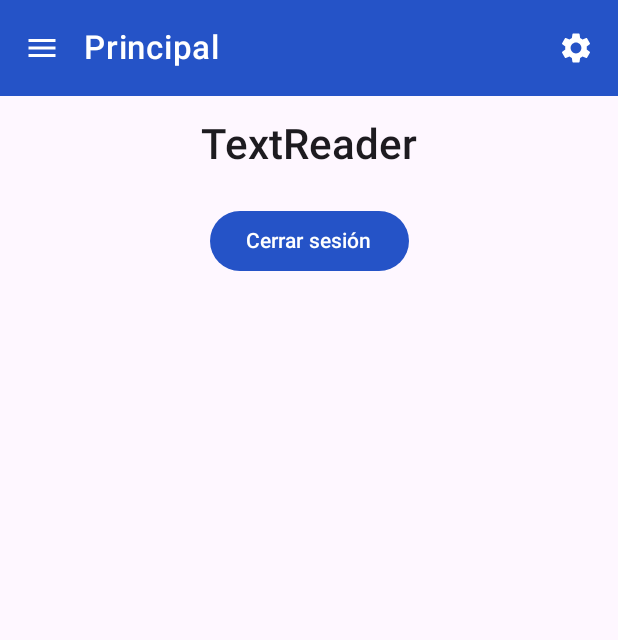
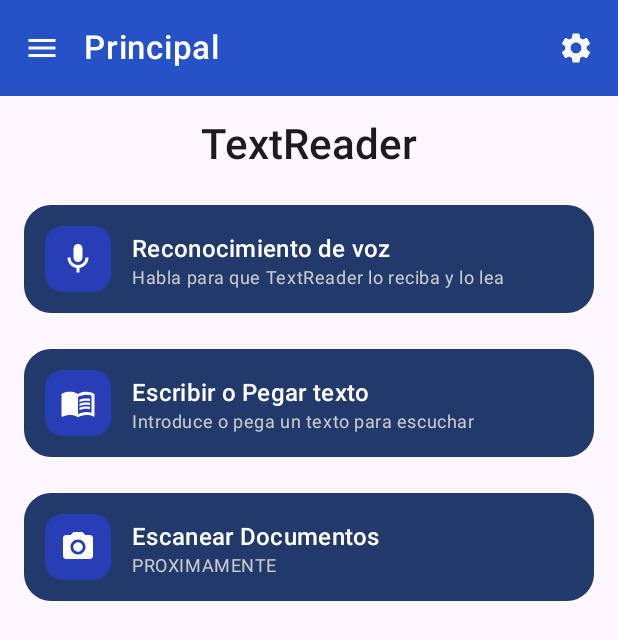
Before and after one commit to kurtGC12/Mi-app, an Android app built with Jetpack Compose: the HomeApp screen opened through its navigation route, on a phone screen of 412 x 824 dp. Shown: the top 640 px of the screen. Run offline under Robolectric (Android 15) with nearby library versions, the phone set to English and light mode, and no system bars.

Commit message:
Sumativa 3

```diff
--- a/app/build.gradle.kts
+++ b/app/build.gradle.kts
@@ -66,7 +66,11 @@
     implementation("androidx.room:room-runtime:2.4.0")
     implementation("androidx.room:room-ktx:2.4.0")
     kapt("androidx.room:room-compiler:2.4.0")
+    testImplementation("junit:junit:4.13.2")
     testImplementation(libs.junit)
+    testImplementation("org.mockito:mockito-core:5.12.0")
+    testImplementation("org.mockito:mockito-inline:5.2.0")
+    implementation("androidx.compose.material:material-icons-extended")
     androidTestImplementation(libs.androidx.junit)
     androidTestImplementation(libs.androidx.espresso.core)
     androidTestImplementation(platform(libs.androidx.compose.bom))
--- a/app/src/main/AndroidManifest.xml
+++ b/app/src/main/AndroidManifest.xml
@@ -2,16 +2,17 @@
 <manifest xmlns:android="http://schemas.android.com/apk/res/android"
     xmlns:tools="http://schemas.android.com/tools" >
 
+    <uses-permission android:name="android.permission.INTERNET" />
     <uses-permission android:name="android.permission.RECORD_AUDIO" />
 
     <application
         android:allowBackup="true"
         android:dataExtractionRules="@xml/data_extraction_rules"
         android:fullBackupContent="@xml/backup_rules"
-        android:icon="@drawable/ic_launcher_foreground"
+        android:icon="@drawable/vector"
         android:label="@string/app_name"
         android:localeConfig="@xml/idioma_conf"
-        android:roundIcon="@drawable/ic_launcher_background"
+        android:roundIcon="@drawable/vector"
         android:supportsRtl="true"
         android:theme="@style/Theme.App" >
 
--- a/app/src/main/java/com/example/app/MainActivity.kt
+++ b/app/src/main/java/com/example/app/MainActivity.kt
@@ -51,26 +51,12 @@
 
             MaterialTheme(darkTheme = isDark) {
                 AppNav()
-                SpeechRecognitionApp()
             }
         }
     }
 }
 
-@Composable
-fun SpeechRecognitionApp() {
-    val context = LocalContext.current
-    val speechText = remember { mutableStateOf("presione el botón y hable") }
-    val recognizer = remember { SpeechRecognizer.createSpeechRecognizer(context) }
 
-    val recognizerIntent = remember {
-        Intent(RecognizerIntent.ACTION_RECOGNIZE_SPEECH).apply {
-            putExtra(RecognizerIntent.EXTRA_LANGUAGE_MODEL, RecognizerIntent.LANGUAGE_MODEL_FREE_FORM)
-            putExtra(RecognizerIntent.EXTRA_LANGUAGE, "es-ES")
-
-        }
-    }
-}
 
 @Preview(showBackground = true)
 @Composable
--- a/app/src/main/java/com/example/app/composable/NavGraph.kt
+++ b/app/src/main/java/com/example/app/composable/NavGraph.kt
@@ -49,12 +49,34 @@
                 },
                 onSettings = {
                     navController.navigate(Routes.SETTINGS) { launchSingleTop = true }
-                }
+                },
+                onSpeak = { navController.navigate(Routes.SPEAK)} ,
+                onText = { navController.navigate(Routes.TEXT) },
+                onGeo = { navController.navigate(Routes.GEO) },
+                onHome = { navController.navigate(Routes.HOME) }
+            )
+        }
+        composable(Routes.SETTINGS) {
+            SettingsScreen(onBack = { navController.popBackStack() })
+        }
+        composable(Routes.SPEAK) {
+            SpeakScreen(
+                onBack = { navController.popBackStack() },
+                onSettings = { navController.navigate(Routes.SETTINGS) { launchSingleTop = true } }
+            )
+        }
+        composable(Routes.TEXT) {
+            TextScreen(
+                onBack = { navController.popBackStack() },
+                onSettings = { navController.navigate(Routes.SETTINGS) { launchSingleTop = true } }
+            )
+        }
+        composable (Routes.GEO) {
+            GeoScreen(
+                onBack = { navController.popBackStack() },
+                onSettings = { navController.navigate(Routes.SETTINGS) { launchSingleTop = true } }
             )
         }
 
-        composable(Routes.SETTINGS) {
-            SettingsScreen(onBack = { navController.popBackStack() })
-        }
     }
 }
--- a/app/src/main/java/com/example/app/interfaces/HomeScreen.kt
+++ b/app/src/main/java/com/example/app/interfaces/HomeScreen.kt
@@ -1,11 +1,11 @@
 package com.example.app.interfaces
+
 
 import androidx.compose.foundation.layout.Column
 import androidx.compose.foundation.layout.Spacer
 import androidx.compose.foundation.layout.fillMaxSize
 import androidx.compose.foundation.layout.height
 import androidx.compose.foundation.layout.padding
-import androidx.compose.material3.Button
 import androidx.compose.material3.ExperimentalMaterial3Api
 import androidx.compose.material3.MaterialTheme
 import androidx.compose.material3.Scaffold
@@ -17,30 +17,49 @@
 import androidx.compose.ui.tooling.preview.Preview
 import androidx.compose.ui.unit.dp
 import androidx.compose.material3.Surface
-import androidx.compose.foundation.Image
+import androidx.compose.foundation.background
+import androidx.compose.foundation.interaction.MutableInteractionSource
 import androidx.compose.foundation.layout.*
 import androidx.compose.foundation.shape.CircleShape
+import androidx.compose.foundation.shape.RoundedCornerShape
 import androidx.compose.material.icons.Icons
-import androidx.compose.material.icons.filled.Edit
+import androidx.compose.material.icons.filled.AccountCircle
 import androidx.compose.material.icons.filled.Home
-import androidx.compose.material.icons.filled.Notifications
-import androidx.compose.material.icons.filled.Star
+import androidx.compose.material.icons.filled.AddLocation
+import androidx.compose.material.icons.filled.CameraAlt
+import androidx.compose.material.icons.outlined.MenuBook
+import androidx.compose.material.icons.outlined.Mic
 import androidx.compose.material3.*
 import androidx.compose.runtime.*
 import androidx.compose.ui.draw.clip
-import androidx.compose.ui.res.painterResource
+import androidx.compose.ui.graphics.Color
+import com.example.app.ui.theme.MaterialTheme
+import androidx.compose.ui.graphics.vector.ImageVector
+import androidx.compose.ui.platform.LocalContext
+import androidx.compose.foundation.clickable
+import androidx.compose.material.icons.filled.Place
+import androidx.compose.material.ripple.rememberRipple
+import androidx.compose.ui.semantics.Role
 import androidx.compose.ui.text.font.FontWeight
 import com.example.app.R
+import com.example.app.prefs.AppearancePrefs
 import kotlinx.coroutines.launch
 
 @OptIn(ExperimentalMaterial3Api::class)
 @Composable
 fun HomeApp(
     onLogout: () -> Unit,
-    onSettings: () -> Unit
+    onSettings: () -> Unit,
+    onSpeak: () -> Unit,
+    onText: () -> Unit,
+    onGeo: () -> Unit,
+    onHome: () -> Unit
 ) {
+    val context = LocalContext.current
     val drawerState = rememberDrawerState(initialValue = DrawerValue.Closed)
     val scope = rememberCoroutineScope()
+    val nombre by AppearancePrefs.flowNombre(context).collectAsState(initial = "")
+    val correo by AppearancePrefs.flowCorreo(context).collectAsState(initial = "")
 
     ModalNavigationDrawer(
         drawerState = drawerState,
@@ -54,46 +73,50 @@
                     modifier = Modifier.padding(horizontal = 20.dp),
                     verticalAlignment = Alignment.CenterVertically
                 ) {
-                    Image(
-                        painter = painterResource(R.drawable.ic_launcher_foreground),
+                    Icon(
+                        imageVector = Icons.Default.AccountCircle,
                         contentDescription = "Avatar",
                         modifier = Modifier
                             .size(48.dp)
-                            .clip(CircleShape)
+                            .clip(CircleShape),
+                        tint = MaterialTheme.colorScheme.primary
                     )
                 }
                 Column(Modifier.padding(horizontal = 20.dp, vertical = 12.dp)) {
-                    Text("Violet Norman", style = MaterialTheme.typography.titleMedium, fontWeight = FontWeight.SemiBold)
-                    Text("bayer_martin@yahoo.com", style = MaterialTheme.typography.bodySmall, color = MaterialTheme.colorScheme.onSurfaceVariant)
+                    Text(
+                        text = nombre ,
+                        style = MaterialTheme.typography.titleMedium,
+                        fontWeight = FontWeight.SemiBold
+                    )
+                    Text(
+                        text = correo,
+                        style = MaterialTheme.typography.bodySmall,
+                        color = MaterialTheme.colorScheme.onSurfaceVariant
+                    )
+                    Spacer(Modifier.height(12.dp))
                 }
                 Divider()
 
                 DrawerItem(
                     icon = { Icon(Icons.Default.Home, null) },
-                    label = "Home",
+                    label = "Principal",
                     selected = true
-                ) { scope.launch { drawerState.close() } }
+                ) { scope.launch { drawerState.close() }
+                    onHome() }
 
                 DrawerItem(
-                    icon = { Icon(Icons.Default.Star, null) },
-                    label = "New collections"
-                ) { scope.launch { drawerState.close() } }
-
-                DrawerItem(
-                    icon = { Icon(Icons.Default.Edit, null) },
-                    label = "Editor’s Picks"
-                ) { scope.launch { drawerState.close() } }
-
-
-
-                DrawerItem(
-                    icon = { Icon(Icons.Default.Notifications, null) },
-                    label = "Notifications"
-                ) { scope.launch { drawerState.close() } }
+                    icon = { Icon(Icons.Default.Place, null) },
+                    label = "Buscar Dispositivo"
+                ) { scope.launch { drawerState.close() }
+                    onGeo()}
 
 
                 Spacer(Modifier.height(8.dp))
-
+                TextButton(
+                    onClick = onLogout,
+                    modifier = Modifier.padding(horizontal = 20.dp)
+                ) { Text("Cerrar sesión") }
+                Spacer(Modifier.height(12.dp))
             }
         }
     ) {
@@ -116,8 +139,30 @@
             ) {
                 Text("TextReader", style = MaterialTheme.typography.headlineMedium)
                 Spacer(Modifier.height(24.dp))
-                Button(onClick = onLogout) { Text("Cerrar sesión") }
+
+                MenuItemCard(
+                    title = "Reconocimiento de voz ",
+                    subtitle = "Habla para que TextReader lo reciba y lo lea ",
+                    icon = Icons.Outlined.Mic,
+                    onClick = onSpeak
+                )
+                Spacer(Modifier.height(24.dp))
+                MenuItemCard(
+                    title = "Escribir o Pegar texto ",
+                    subtitle = "Introduce o pega un texto para escuchar ",
+                    icon = Icons.Outlined.MenuBook,
+                    onClick =  onText
+                )
+                Spacer(Modifier.height(24.dp))
+                MenuItemCard(
+                    title = "Escanear Documentos ",
+                    subtitle = "PROXIMAMENTE ",
+                    icon = Icons.Default.CameraAlt,
+                    onClick = onSpeak
+                )
+
             }
+
         }
     }
 }
@@ -138,6 +183,52 @@
     )
 }
 
+@Composable
+private fun MenuItemCard(
+    title: String,
+    subtitle: String,
+    icon: ImageVector,
+    onClick: () -> Unit
+) {
+    val cardBg = Color(0xFF213A6B)
+    val iconBg = Color(0xFF273EB6)
+    val iconTint = Color(0xFFFFFFFF)
+
+    val interaction = remember { MutableInteractionSource() }
+
+    Row(
+        modifier = Modifier
+            .fillMaxWidth()
+            .clip(RoundedCornerShape(18.dp))
+            .background(cardBg)
+            .clickable(
+                interactionSource = interaction,
+                indication = null,
+                role = Role.Button,
+                onClick = onClick
+            )
+            .padding(14.dp),
+        verticalAlignment = Alignment.CenterVertically
+    ) {
+        Box(
+            modifier = Modifier
+                .size(44.dp)
+                .clip(RoundedCornerShape(12.dp))
+                .background(iconBg),
+            contentAlignment = Alignment.Center
+        ) {
+            Icon(icon, contentDescription = null, tint = iconTint)
+        }
+        Spacer(Modifier.width(14.dp))
+        Column {
+            Text(title, style = MaterialTheme.typography.titleMedium, fontWeight = FontWeight.SemiBold, color = Color.White)
+            Text(subtitle, style = MaterialTheme.typography.bodySmall, color = Color.LightGray)
+        }
+    }
+}
+
+
+
 @Preview(
     name = "Home ",
     showBackground = true,
@@ -148,7 +239,7 @@
 fun HomeAppPreview() {
     MaterialTheme {
         Surface {
-            HomeApp(onLogout = { }, onSettings = { })
+            HomeApp(onLogout = { }, onSettings = { }, onSpeak ={ }, onText = {}, onGeo = {}, onHome = {})
         }
     }
 }
--- a/app/src/main/java/com/example/app/interfaces/SettingsScreen.kt
+++ b/app/src/main/java/com/example/app/interfaces/SettingsScreen.kt
@@ -60,7 +60,7 @@
                 verticalAlignment = Alignment.CenterVertically
             ) {
                 Column(Modifier.weight(1f)) {
-                    Text("Modo nocturno", style = MaterialTheme.typography.titleLarge)
+                    Text("Modo Oscuro", style = MaterialTheme.typography.titleLarge)
                     Text(
                         "Mejora legibilidad para baja visión y ambientes con poca luz.",
                         style = MaterialTheme.typography.bodyMedium)
--- a/app/src/main/java/com/example/app/interfaces/TopBar.kt
+++ b/app/src/main/java/com/example/app/interfaces/TopBar.kt
@@ -14,7 +14,6 @@
 import androidx.compose.material.icons.filled.ArrowBack
 import androidx.compose.material.icons.filled.Menu
 import androidx.compose.material.icons.filled.Settings
-import androidx.compose.material.icons.filled.MoreVert
 import androidx.compose.material3.Surface
 import androidx.compose.material3.TopAppBarColors
 import com.example.app.ui.theme.MaterialTheme
--- a/app/src/main/java/com/example/app/navigation/Routes.kt
+++ b/app/src/main/java/com/example/app/navigation/Routes.kt
@@ -7,4 +7,7 @@
     const val FORGOT = "forgot"
     const val HOME = "home"
     const val SETTINGS = "settings"
+    const val SPEAK = "speak"
+    const val TEXT = "text"
+    const val  GEO = "geo"
 }
--- a/app/src/main/java/com/example/app/prefs/AppearancePrefs.kt
+++ b/app/src/main/java/com/example/app/prefs/AppearancePrefs.kt
@@ -15,6 +15,8 @@
 object AppearancePrefs {
     private val KEY_DARK = booleanPreferencesKey("dark_mode")
     private val KEY_FONT = floatPreferencesKey("font_scale")
+    private val KEY_NOMBRE = stringPreferencesKey("user_nombre")
+    private val KEY_CORREO = stringPreferencesKey("user_correo")
 
     fun flowDarkMode(context: Context): Flow<Boolean> =
         context.dataStore.data.map { it[KEY_DARK] ?: false }
@@ -31,4 +33,20 @@
         context.dataStore.edit { it[KEY_FONT] = safe }
 
     }
+    suspend fun setUsuario(context: Context, nombre: String, correo: String) {
+        context.dataStore.edit {
+            it[KEY_NOMBRE] = nombre
+            it[KEY_CORREO] = correo
+        }
+    }
+    fun flowNombre(context: Context): Flow<String> =
+        context.dataStore.data.map { it[KEY_NOMBRE] ?: "" }
+
+    fun flowCorreo(context: Context): Flow<String> =
+        context.dataStore.data.map { it[KEY_CORREO] ?: "" }
+
+    suspend fun limpiarUsuario(context: Context) {
+        context.dataStore.edit { it.clear() }
+    }
+
 }
```
Also changed, not shown: app/src/main/java/com/example/app/auth/LoginViewModel.kt (added, +26 -0 lines), app/src/main/java/com/example/app/auth/TestRepository.kt (added, +14 -0 lines), app/src/main/java/com/example/app/interfaces/GeoScreen.kt (added, +13 -0 lines), app/src/main/java/com/example/app/interfaces/LoginScreen.kt (+15 -6 lines), app/src/main/java/com/example/app/interfaces/SpeakScreen.kt (added, +172 -0 lines), app/src/main/java/com/example/app/interfaces/TextScreen.kt (added, +119 -0 lines), app/src/main/res/drawable/vector.xml (added, +18 -0 lines), 1 other file.
